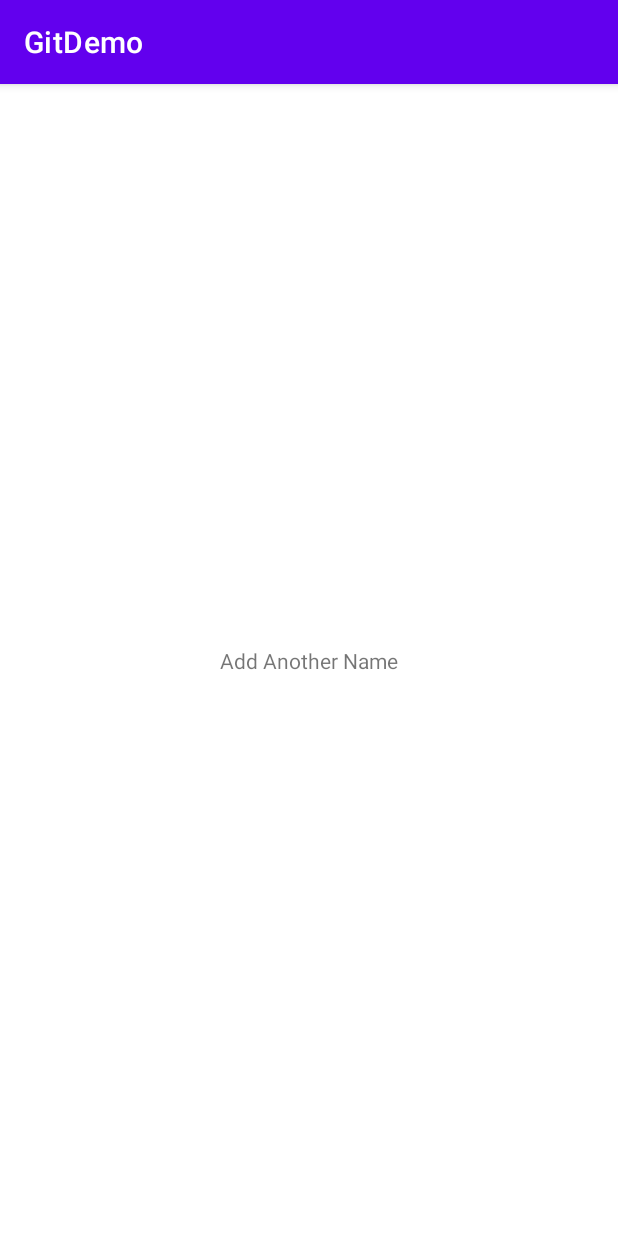
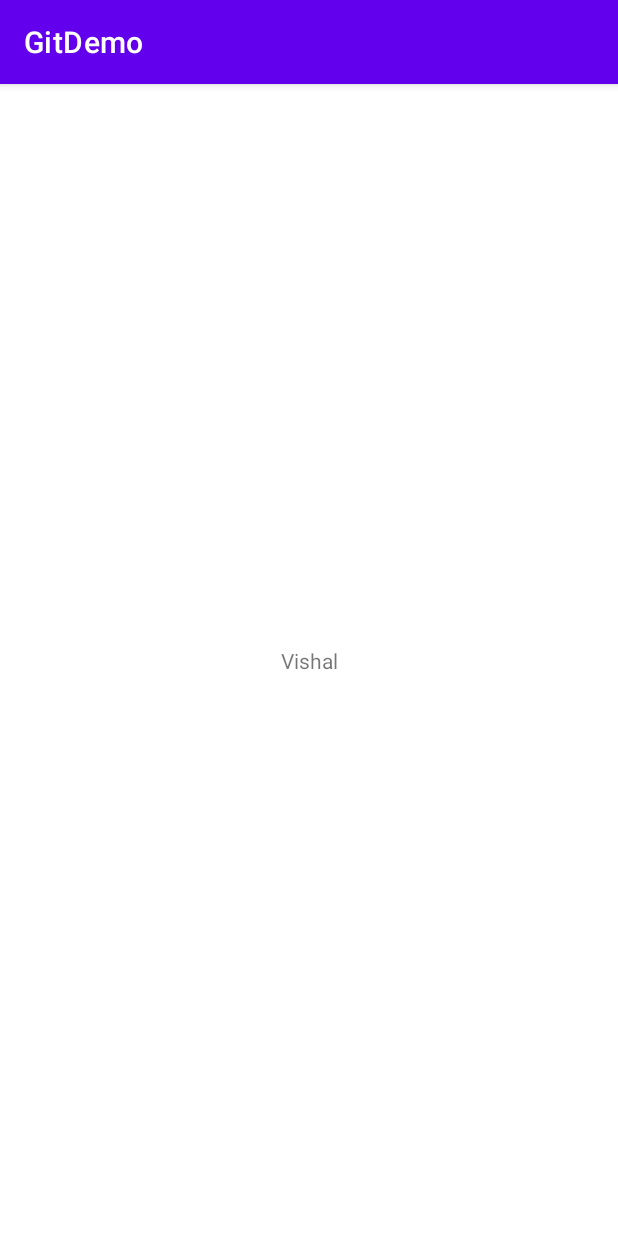
Before and after one commit to sandeepindigis/GitDemo, an Android app: the screen it shows after launch (MainActivity), on a phone screen of 412 x 824 dp. Run offline under Robolectric (Android 15) with nearby library versions, the phone set to English and light mode, and no system bars.

Commit message:
comment some name

```diff
--- a/app/src/main/java/com/example/gitdemo/MainActivity.java
+++ b/app/src/main/java/com/example/gitdemo/MainActivity.java
@@ -15,13 +15,13 @@ public class MainActivity extends AppCompatActivity {
         TextView tv=findViewById(R.id.tv_name);
         tv.setText("Sandeep");
         tv.setText("Vishal");
-        tv.setText("Twinkal");
+       /* tv.setText("Twinkal");
         tv.setText("Titu");
         tv.setText("Lala");
         tv.setText("Nikki");
         tv.setText("Khudal");
         tv.setText("Riyansh");
         tv.setText("New Name");
-        tv.setText("Add Another Name");
+        tv.setText("Add Another Name");*/
     }
 }
```
